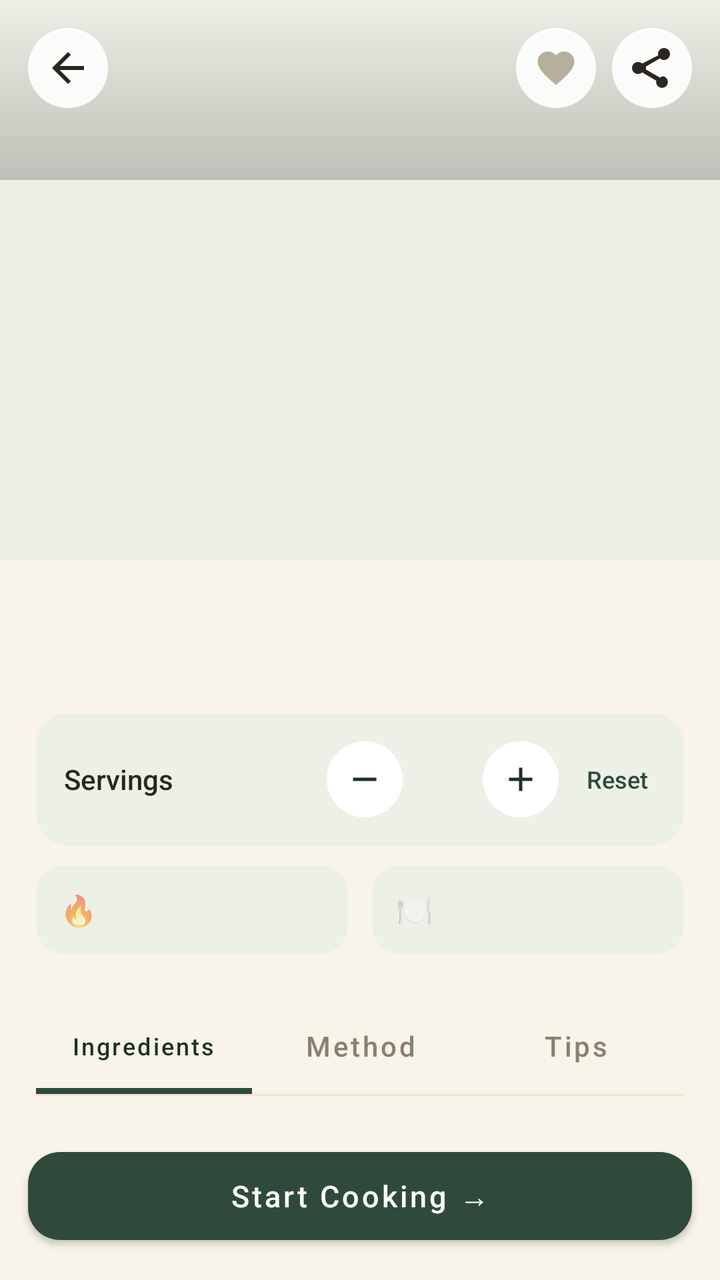
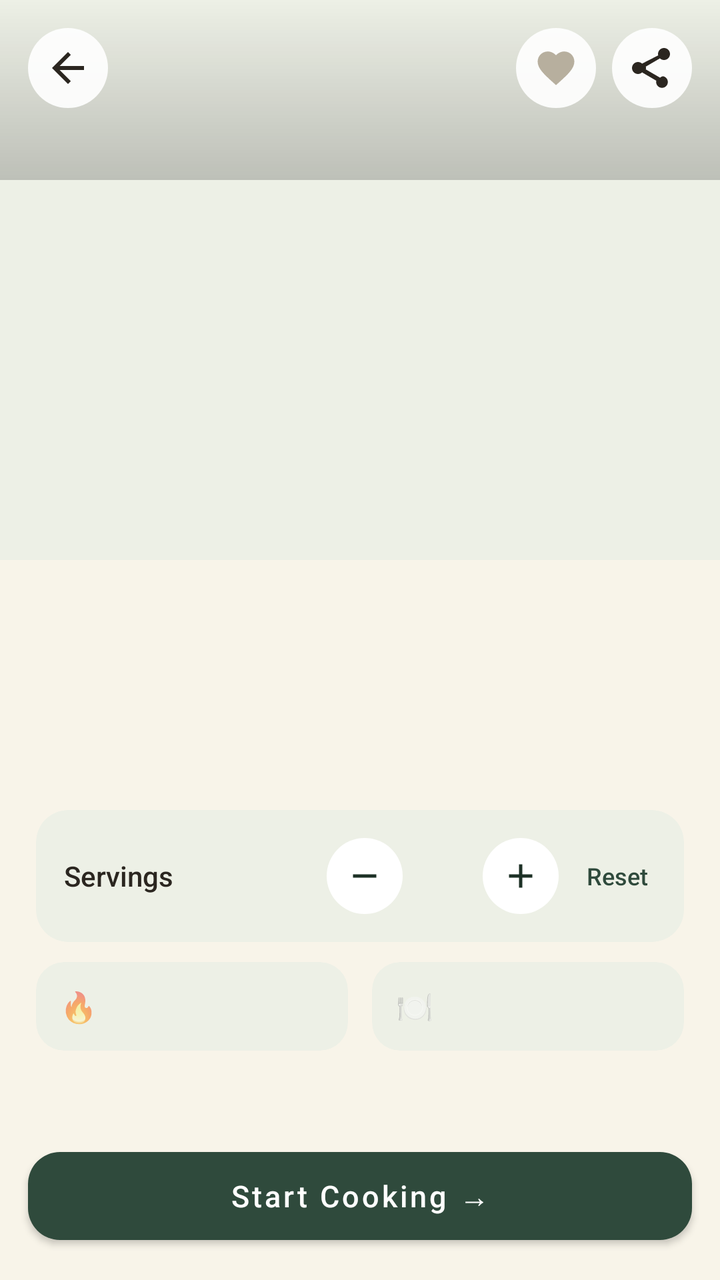

Screens rendered from an Android XML layout before and after an edit, with the pre-edit source and the edit as a unified diff.
<!-- AndroidManifest.xml: application theme Theme.Aaswad -->
<!-- res/layout/activity_recipe_detail.xml -->
<?xml version="1.0" encoding="utf-8"?>
<LinearLayout xmlns:android="http://schemas.android.com/apk/res/android"
    xmlns:app="http://schemas.android.com/apk/res-auto"
    android:layout_width="match_parent"
    android:layout_height="match_parent"
    android:orientation="vertical"
    android:background="@color/background">

    <androidx.core.widget.NestedScrollView
        android:layout_width="match_parent"
        android:layout_height="0dp"
        android:layout_weight="1"
        android:fillViewport="true">

        <LinearLayout
            android:layout_width="match_parent"
            android:layout_height="wrap_content"
            android:orientation="vertical"
            android:paddingBottom="24dp">

            
            <FrameLayout
                android:layout_width="match_parent"
                android:layout_height="280dp">

                <ImageView
                    android:id="@+id/detailHeroImage"
                    android:layout_width="match_parent"
                    android:layout_height="match_parent"
                    android:scaleType="centerCrop"
                    android:background="@color/chip_bg" />

                <View
                    android:layout_width="match_parent"
                    android:layout_height="90dp"
                    android:background="@drawable/hero_top_scrim" />

                <ImageButton
                    android:id="@+id/detailBackButton"
                    android:layout_width="40dp"
                    android:layout_height="40dp"
                    android:layout_gravity="top|start"
                    android:layout_margin="14dp"
                    android:background="@drawable/heart_backdrop"
                    android:padding="9dp"
                    android:src="@drawable/ic_back"
                    app:tint="@color/charcoal"
                    android:contentDescription="Back" />

                <LinearLayout
                    android:layout_width="wrap_content"
                    android:layout_height="wrap_content"
                    android:layout_gravity="top|end"
                    android:layout_margin="14dp"
                    android:orientation="horizontal">

                    <ImageButton
                        android:id="@+id/detailFavoriteButton"
                        android:layout_width="40dp"
                        android:layout_height="40dp"
                        android:layout_marginEnd="8dp"
                        android:background="@drawable/heart_backdrop"
                        android:padding="8dp"
                        android:src="@drawable/ic_heart_outline"
                        android:contentDescription="Favorite" />

                    <ImageButton
                        android:id="@+id/detailShareButton"
                        android:layout_width="40dp"
                        android:layout_height="40dp"
                        android:background="@drawable/heart_backdrop"
                        android:padding="9dp"
                        android:src="@drawable/ic_share"
                        app:tint="@color/charcoal"
                        android:contentDescription="Share" />

                </LinearLayout>

            </FrameLayout>

            <LinearLayout
                android:layout_width="match_parent"
                android:layout_height="wrap_content"
                android:orientation="vertical"
                android:paddingStart="18dp"
                android:paddingEnd="18dp"
                android:paddingTop="16dp">

                <TextView
                    android:id="@+id/detailTitle"
                    android:layout_width="match_parent"
                    android:layout_height="wrap_content"
                    android:textSize="24sp"
                    android:fontFamily="serif"
                    android:textStyle="bold"
                    android:textColor="@color/primary_dark"
                    android:lineSpacingExtra="2dp" />

                <com.google.android.material.chip.ChipGroup
                    android:id="@+id/detailChipsRow"
                    android:layout_width="match_parent"
                    android:layout_height="wrap_content"
                    android:layout_marginTop="10dp"
                    app:chipSpacingHorizontal="6dp" />

                
                <androidx.cardview.widget.CardView
                    android:layout_width="match_parent"
                    android:layout_height="wrap_content"
                    android:layout_marginTop="18dp"
                    app:cardCornerRadius="16dp"
                    app:cardElevation="0dp"
                    app:cardBackgroundColor="@color/chip_bg">

                    <LinearLayout
                        android:layout_width="match_parent"
                        android:layout_height="wrap_content"
                        android:orientation="horizontal"
                        android:gravity="center_vertical"
                        android:padding="14dp">

                        <TextView
                            android:layout_width="0dp"
                            android:layout_height="wrap_content"
                            android:layout_weight="1"
                            android:text="Servings"
                            android:textSize="14sp"
                            android:fontFamily="sans-serif-medium"
                            android:textColor="@color/text_primary" />

                        <ImageButton
                            android:id="@+id/servingsMinusButton"
                            android:layout_width="38dp"
                            android:layout_height="38dp"
                            android:background="@drawable/serving_button_bg"
                            android:src="@drawable/ic_minus"
                            app:tint="@color/primary_dark"
                            android:contentDescription="Decrease servings" />

                        <TextView
                            android:id="@+id/servingsCountText"
                            android:layout_width="40dp"
                            android:layout_height="wrap_content"
                            android:gravity="center"
                            android:textSize="18sp"
                            android:fontFamily="sans-serif-medium"
                            android:textColor="@color/text_primary" />

                        <ImageButton
                            android:id="@+id/servingsPlusButton"
                            android:layout_width="38dp"
                            android:layout_height="38dp"
                            android:background="@drawable/serving_button_bg"
                            android:src="@drawable/ic_plus"
                            app:tint="@color/primary_dark"
                            android:contentDescription="Increase servings" />

                        <TextView
                            android:id="@+id/servingsResetText"
                            android:layout_width="wrap_content"
                            android:layout_height="wrap_content"
                            android:layout_marginStart="10dp"
                            android:text="Reset"
                            android:textSize="12sp"
                            android:fontFamily="sans-serif-medium"
                            android:textColor="@color/primary"
                            android:padding="4dp" />

                    </LinearLayout>

                </androidx.cardview.widget.CardView>

                <LinearLayout
                    android:id="@+id/nutritionRow"
                    android:layout_width="match_parent"
                    android:layout_height="wrap_content"
                    android:layout_marginTop="10dp"
                    android:orientation="horizontal">

                    <androidx.cardview.widget.CardView
                        android:layout_width="0dp"
                        android:layout_height="wrap_content"
                        android:layout_weight="1"
                        android:layout_marginEnd="6dp"
                        app:cardCornerRadius="14dp"
                        app:cardElevation="0dp"
                        app:cardBackgroundColor="@color/chip_bg">

                        <LinearLayout
                            android:layout_width="match_parent"
                            android:layout_height="wrap_content"
                            android:orientation="horizontal"
                            android:gravity="center_vertical"
                            android:padding="12dp">

                            <TextView
                                android:layout_width="wrap_content"
                                android:layout_height="wrap_content"
                                android:text="🔥"
                                android:textSize="15sp"
                                android:layout_marginEnd="8dp" />

                            <TextView
                                android:id="@+id/kcalPerServingText"
                                android:layout_width="wrap_content"
                                android:layout_height="wrap_content"
                                android:textSize="12.5sp"
                                android:fontFamily="sans-serif-medium"
                                android:textColor="@color/text_primary" />

                        </LinearLayout>

                    </androidx.cardview.widget.CardView>

                    <androidx.cardview.widget.CardView
                        android:layout_width="0dp"
                        android:layout_height="wrap_content"
                        android:layout_weight="1"
                        android:layout_marginStart="6dp"
                        app:cardCornerRadius="14dp"
                        app:cardElevation="0dp"
                        app:cardBackgroundColor="@color/chip_bg">

                        <LinearLayout
                            android:layout_width="match_parent"
                            android:layout_height="wrap_content"
                            android:orientation="horizontal"
                            android:gravity="center_vertical"
                            android:padding="12dp">

                            <TextView
                                android:layout_width="wrap_content"
                                android:layout_height="wrap_content"
                                android:text="🍽"
                                android:textSize="15sp"
                                android:layout_marginEnd="8dp" />

                            <TextView
                                android:id="@+id/kcalTotalText"
                                android:layout_width="wrap_content"
                                android:layout_height="wrap_content"
                                android:textSize="12.5sp"
                                android:fontFamily="sans-serif-medium"
                                android:textColor="@color/text_primary" />

                        </LinearLayout>

                    </androidx.cardview.widget.CardView>

                </LinearLayout>

                <TextView
                    android:id="@+id/nutritionText"
                    android:layout_width="match_parent"
                    android:layout_height="wrap_content"
                    android:layout_marginTop="10dp"
                    android:textSize="13sp"
                    android:fontFamily="sans-serif-medium"
                    android:textColor="@color/text_secondary"
                    android:gravity="center"
                    android:visibility="gone" />

                <androidx.cardview.widget.CardView
                    android:id="@+id/airfryerTipCard"
                    android:layout_width="match_parent"
                    android:layout_height="wrap_content"
                    android:layout_marginTop="12dp"
                    app:cardCornerRadius="12dp"
                    app:cardElevation="0dp"
                    app:cardBackgroundColor="#F1EADC"
                    android:visibility="gone">

                    <LinearLayout
                        android:layout_width="match_parent"
                        android:layout_height="wrap_content"
                        android:orientation="horizontal"
                        android:padding="12dp">

                        <TextView
                            android:layout_width="wrap_content"
                            android:layout_height="wrap_content"
                            android:text="🔥"
                            android:textSize="14sp"
                            android:layout_marginEnd="8dp" />

                        <TextView
                            android:layout_width="0dp"
                            android:layout_height="wrap_content"
                            android:layout_weight="1"
                            android:text="Air Fryer Tip: Larger quantities may need to be cooked in multiple batches. Avoid overcrowding the basket for even cooking."
                            android:textSize="12.5sp"
                            android:fontFamily="sans-serif"
                            android:textColor="#6B5A2E"
                            android:lineSpacingExtra="2dp" />

                    </LinearLayout>

                </androidx.cardview.widget.CardView>

                
                <com.google.android.material.tabs.TabLayout
                    android:id="@+id/detailTabLayout"
                    android:layout_width="match_parent"
                    android:layout_height="wrap_content"
                    android:layout_marginTop="22dp"
                    android:background="@android:color/transparent"
                    app:tabMode="fixed"
                    app:tabGravity="fill"
                    app:tabIndicatorColor="@color/primary"
                    app:tabIndicatorHeight="3dp"
                    app:tabSelectedTextColor="@color/primary_dark"
                    app:tabTextColor="@color/text_secondary"
                    app:tabTextAppearance="@style/TabTextModern">

                    <com.google.android.material.tabs.TabItem
                        android:text="Ingredients" />

                    <com.google.android.material.tabs.TabItem
                        android:text="Method" />

                    <com.google.android.material.tabs.TabItem
                        android:id="@+id/tipsTabItem"
                        android:text="Tips" />

                </com.google.android.material.tabs.TabLayout>

                <View
                    android:layout_width="match_parent"
                    android:layout_height="1dp"
                    android:layout_marginBottom="14dp"
                    android:background="@color/divider" />

                <LinearLayout
                    android:id="@+id/ingredientsContainer"
                    android:layout_width="match_parent"
                    android:layout_height="wrap_content"
                    android:orientation="vertical" />

                <LinearLayout
                    android:id="@+id/stepsContainer"
                    android:layout_width="match_parent"
                    android:layout_height="wrap_content"
                    android:orientation="vertical"
                    android:visibility="gone" />

                <androidx.cardview.widget.CardView
                    android:id="@+id/tipCard"
                    android:layout_width="match_parent"
                    android:layout_height="wrap_content"
                    app:cardCornerRadius="12dp"
                    app:cardElevation="0dp"
                    app:cardBackgroundColor="#F6EFDD"
                    android:visibility="gone">

                    <LinearLayout
                        android:layout_width="match_parent"
                        android:layout_height="wrap_content"
                        android:orientation="horizontal"
                        android:padding="14dp">

                        <TextView
                            android:layout_width="wrap_content"
                            android:layout_height="wrap_content"
                            android:text="💡"
                            android:textSize="16sp"
                            android:layout_marginEnd="10dp" />

                        <TextView
                            android:id="@+id/tipText"
                            android:layout_width="0dp"
                            android:layout_height="wrap_content"
                            android:layout_weight="1"
                            android:textSize="13.5sp"
                            android:fontFamily="sans-serif"
                            android:textColor="#5C5240"
                            android:lineSpacingExtra="3dp" />

                    </LinearLayout>

                </androidx.cardview.widget.CardView>

                <TextView
                    android:id="@+id/noTipText"
                    android:layout_width="match_parent"
                    android:layout_height="wrap_content"
                    android:text="No specific tips for this recipe."
                    android:textColor="@color/text_secondary"
                    android:textSize="13.5sp"
                    android:gravity="center"
                    android:padding="24dp"
                    android:visibility="gone" />

            </LinearLayout>

        </LinearLayout>

    </androidx.core.widget.NestedScrollView>

    <com.google.android.material.button.MaterialButton
        android:id="@+id/startCookingButton"
        android:layout_width="match_parent"
        android:layout_height="56dp"
        android:layout_margin="14dp"
        android:text="Start Cooking →"
        android:textSize="15sp"
        android:textAllCaps="false"
        app:backgroundTint="@color/primary"
        app:cornerRadius="16dp"
        android:textColor="@color/white"
        android:elevation="6dp" />

</LinearLayout>
<!-- resources referenced by this layout -->
<resources>
  <color name="background">#F8F4E9</color>
  <color name="charcoal">#2B2620</color>
  <color name="chip_bg">#EDF0E6</color>
  <color name="divider">#EDE6D6</color>
  <color name="primary">#2F4A3C</color>
  <color name="primary_dark">#1D3126</color>
  <color name="text_primary">#2B2620</color>
  <color name="text_secondary">#8A8070</color>
  <color name="white">#FFFFFF</color>
  <!-- drawable heart_backdrop (drawable) -->
  <?xml version="1.0" encoding="utf-8"?>
  <shape xmlns:android="http://schemas.android.com/apk/res/android"
      android:shape="oval">
      <solid android:color="#E6FFFFFF" />
  </shape>
  <!-- drawable hero_top_scrim (drawable) -->
  <?xml version="1.0" encoding="utf-8"?>
  <shape xmlns:android="http://schemas.android.com/apk/res/android">
      <gradient
          android:startColor="#33000000"
          android:endColor="#00000000"
          android:angle="90" />
  </shape>
  <!-- drawable ic_back (drawable) -->
  <vector xmlns:android="http://schemas.android.com/apk/res/android"
      android:width="24dp"
      android:height="24dp"
      android:viewportWidth="24"
      android:viewportHeight="24"
      android:tint="#FFFFFF">
      <path
          android:fillColor="#FF000000"
          android:pathData="M20,11H7.83l5.59,-5.59L12,4l-8,8 8,8 1.41,-1.41L7.83,13H20v-2z" />
  </vector>
  <!-- drawable ic_heart_outline (drawable) -->
  <vector xmlns:android="http://schemas.android.com/apk/res/android"
      android:width="22dp" android:height="22dp"
      android:viewportWidth="24" android:viewportHeight="24">
      <path android:fillColor="@color/heart_inactive"
          android:pathData="M12,21.35l-1.45,-1.32C5.4,15.36 2,12.28 2,8.5 2,5.42 4.42,3 7.5,3c1.74,0 3.41,0.81 4.5,2.09C13.09,3.81 14.76,3 16.5,3 19.58,3 22,5.42 22,8.5c0,3.78 -3.4,6.86 -8.55,11.54L12,21.35z"/>
  </vector>
  <!-- drawable ic_minus (drawable) -->
  <vector xmlns:android="http://schemas.android.com/apk/res/android"
      android:width="20dp" android:height="20dp"
      android:viewportWidth="24" android:viewportHeight="24">
      <path android:fillColor="#FF000000" android:pathData="M19,13H5v-2h14v2z"/>
  </vector>
  <!-- drawable ic_plus (drawable) -->
  <vector xmlns:android="http://schemas.android.com/apk/res/android"
      android:width="20dp" android:height="20dp"
      android:viewportWidth="24" android:viewportHeight="24">
      <path android:fillColor="#FF000000" android:pathData="M19,13h-6v6h-2v-6H5v-2h6V5h2v6h6v2z"/>
  </vector>
  <!-- drawable serving_button_bg (drawable) -->
  <?xml version="1.0" encoding="utf-8"?>
  <ripple xmlns:android="http://schemas.android.com/apk/res/android"
      android:color="@color/divider">
      <item>
          <shape android:shape="oval">
              <solid android:color="@color/surface" />
          </shape>
      </item>
  </ripple>
  <style name="TabTextModern" parent="TextAppearance.Design.Tab">
          <item name="textAllCaps">false</item>
          <item name="android:textSize">14sp</item>
          <item name="android:fontFamily">sans-serif-medium</item>
      </style>
  <style name="Theme.Aaswad" parent="Theme.MaterialComponents.DayNight.NoActionBar">
          <item name="colorPrimary">@color/primary</item>
          <item name="colorPrimaryDark">@color/primary_dark</item>
          <item name="colorAccent">@color/primary</item>
          <item name="android:windowBackground">@color/background</item>
          <item name="android:statusBarColor">@color/primary_dark</item>
      </style>
  <color name="heart_inactive">#B7AF9E</color>
  <color name="surface">#FFFFFF</color>
</resources>

<!-- the commit's change to res/layout/activity_recipe_detail.xml (unified diff, before → after) -->
@@ -96,12 +96,31 @@
                     android:textColor="@color/primary_dark"
                     android:lineSpacingExtra="2dp" />
 
+                <TextView
+                    android:id="@+id/detailDescription"
+                    android:layout_width="match_parent"
+                    android:layout_height="wrap_content"
+                    android:layout_marginTop="4dp"
+                    android:textSize="13.5sp"
+                    android:fontFamily="sans-serif"
+                    android:textColor="@color/text_secondary"
+                    android:lineSpacingExtra="2dp" />
+
                 <com.google.android.material.chip.ChipGroup
                     android:id="@+id/detailChipsRow"
                     android:layout_width="match_parent"
                     android:layout_height="wrap_content"
                     android:layout_marginTop="10dp"
                     app:chipSpacingHorizontal="6dp" />
+
+                <TextView
+                    android:id="@+id/detailSummaryLine"
+                    android:layout_width="match_parent"
+                    android:layout_height="wrap_content"
+                    android:layout_marginTop="8dp"
+                    android:textSize="13sp"
+                    android:fontFamily="sans-serif-medium"
+                    android:textColor="@color/text_secondary" />
 
                 
                 <androidx.cardview.widget.CardView
